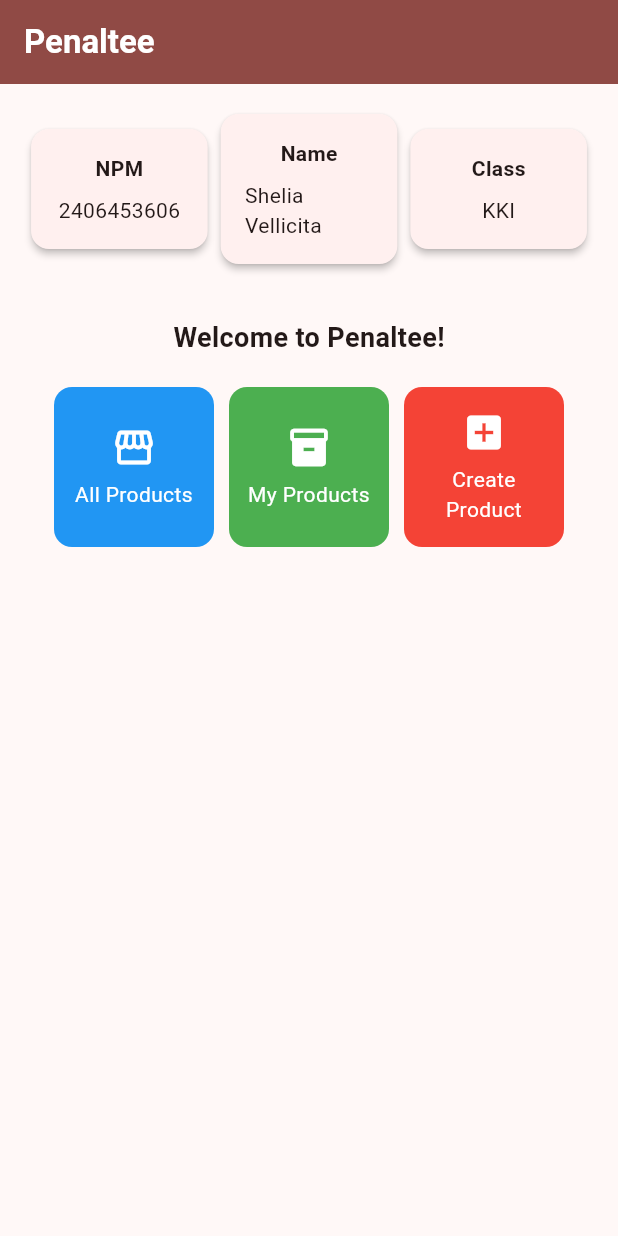
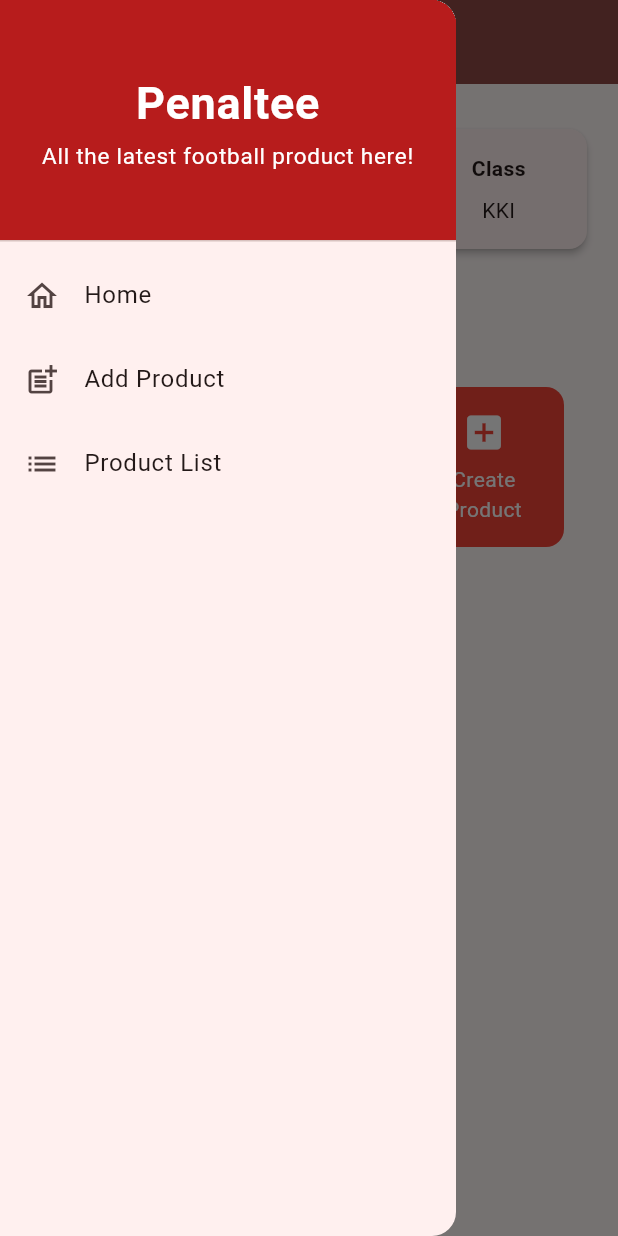
Before and after one commit to kerangleeya/penaltee-flutter, a Flutter app: the screen it shows after launch, with the side drawer open (before the commit the screen has no drawer), on a phone screen of 412 x 824 dp. Run offline on Flutter 3.47's test engine with Material 3 defaults, Android fonts, the phone set to English and light mode, and no system bars.

Commit message:
Finish Assignment 8

```diff
--- a/lib/main.dart
+++ b/lib/main.dart
@@ -1,5 +1,5 @@
 import 'package:flutter/material.dart';
-import 'package:penaltee/menu.dart';
+import 'package:penaltee/screens/menu.dart';
 
 void main() {
   runApp(const MyApp());
--- a/lib/menu.dart
+++ b/lib/screens/menu.dart
@@ -1,4 +1,6 @@
 import 'package:flutter/material.dart';
+import 'package:penaltee/widgets/left_drawer.dart';
+import 'package:penaltee/widgets/product_card.dart';
 
 class MyHomePage extends StatelessWidget {
   MyHomePage({super.key});
@@ -19,7 +21,7 @@ class MyHomePage extends StatelessWidget {
     return Scaffold(
       // AppBar adalah bagian atas halaman yang menampilkan judul.
       appBar: AppBar(
-        // Judul aplikasi "Football News" dengan teks putih dan tebal.
+        // Judul aplikasi "Penaltee" dengan teks putih dan tebal.
         title: const Text(
           'Penaltee',
           style: TextStyle(
@@ -29,7 +31,9 @@ class MyHomePage extends StatelessWidget {
         ),
         // Warna latar belakang AppBar diambil dari skema warna tema aplikasi.
         backgroundColor: Theme.of(context).colorScheme.primary,
+        iconTheme: const IconThemeData(color: Colors.white),
       ),
+      drawer: const LeftDrawer(),
       // Body halaman dengan padding di sekelilingnya.
       body: Padding(
         padding: const EdgeInsets.all(16.0),
@@ -133,56 +137,3 @@ class ItemHomepage {
 
  ItemHomepage(this.name, this.icon, this.color);
 }
-
-class ItemCard extends StatelessWidget {
-  // Menampilkan kartu dengan ikon dan nama.
-
-  final ItemHomepage item;
-
-  const ItemCard(this.item, {super.key});
-
-  @override
-  Widget build(BuildContext context) {
-    return Material(
-      // Menentukan warna latar belakang dari tema aplikasi.
-      color: item.color,
-      // Membuat sudut kartu melengkung.
-      borderRadius: BorderRadius.circular(12),
-
-      child: InkWell(
-        // Aksi ketika kartu ditekan.
-        onTap: () {
-          // Menampilkan pesan SnackBar saat kartu ditekan.
-          ScaffoldMessenger.of(context)
-            ..hideCurrentSnackBar()
-            ..showSnackBar(
-              SnackBar(content: Text("You have pressed the ${item.name} button"))
-            );
-        },
-        // Container untuk menyimpan Icon dan Text
-        child: Container(
-          padding: const EdgeInsets.all(8),
-          child: Center(
-            child: Column(
-              // Menyusun ikon dan teks di tengah kartu.
-              mainAxisAlignment: MainAxisAlignment.center,
-              children: [
-                Icon(
-                  item.icon,
-                  color: Colors.white,
-                  size: 30.0,
-                ),
-                const Padding(padding: EdgeInsets.all(3)),
-                Text(
-                  item.name,
-                  textAlign: TextAlign.center,
-                  style: const TextStyle(color: Colors.white),
-                ),
-              ],
-            ),
-          ),
-        ),
-      ),
-    );
-  }
-}
--- /dev/null
+++ b/lib/widgets/left_drawer.dart
@@ -0,0 +1,75 @@
+import 'package:flutter/material.dart';
+import 'package:penaltee/screens/menu.dart';
+import 'package:penaltee/screens/productlist_form.dart';
+
+class LeftDrawer extends StatelessWidget {
+  const LeftDrawer({super.key});
+
+  @override
+  Widget build(BuildContext context) {
+    return Drawer(
+      child: ListView(
+        children: [
+          DrawerHeader(
+            decoration: BoxDecoration(
+            color: Colors.red.shade900
+            ),
+            child: Column(
+              children: [
+                Padding(padding: EdgeInsets.all(15)),
+                Text(
+                  'Penaltee',
+                  textAlign: TextAlign.center,
+                  style: TextStyle(
+                    fontSize: 30,
+                    fontWeight: FontWeight.bold,
+                    color: Colors.white,
+                  ),
+                ),
+                Padding(padding: EdgeInsets.all(1)),
+                Text(
+                  "All the latest football product here!",
+                  textAlign: TextAlign.center,
+                  style: TextStyle(
+                    fontSize: 15,
+                    fontWeight: FontWeight.normal,
+                    color: Colors.white,
+                  ),
+                ),
+              ],
+            ),
+          ),
+          ListTile(
+            leading: const Icon(Icons.home_outlined),
+            title: const Text('Home'),
+            // Redirect to MyHomePage
+            onTap: () {
+              Navigator.pushReplacement(
+                  context,
+                  MaterialPageRoute(
+                    builder: (context) => MyHomePage(),
+                  ));
+            },
+          ),
+          ListTile(
+            leading: const Icon(Icons.post_add),
+            title: const Text('Add Product'),
+            // Redirect to ProductFormPage
+            onTap: () {
+              Navigator.pushReplacement(
+                  context,
+                  MaterialPageRoute(
+                    builder: (context) => ProductFormPage(),
+                  ));
+            },
+          ),
+          // TODO: Create another ListTile for the product list page
+          ListTile(
+            leading: const Icon(Icons.list),
+            title: const Text('Product List'),
+          ),
+        ],
+      ),
+    );
+  }
+}
--- /dev/null
+++ b/lib/widgets/product_card.dart
@@ -0,0 +1,63 @@
+import 'package:flutter/material.dart';
+import 'package:penaltee/screens/menu.dart';
+import 'package:penaltee/screens/productlist_form.dart';
+
+class ItemCard extends StatelessWidget {
+  // Menampilkan kartu dengan ikon dan nama.
+  final ItemHomepage item;
+  const ItemCard(this.item, {super.key});
+
+  @override
+  Widget build(BuildContext context) {
+    return Material(
+      // Menentukan warna Latar belakang dari tema aplikasi.
+      color: item.color,
+      // Membuat sudut kartu melengkung.
+      borderRadius: BorderRadius.circular(12),
+      child: InkWell(
+        // Aksi ketika kartu ditekan.
+        // Responsive area for touch
+        onTap: () {
+          // Show SnackBar when clicked
+          ScaffoldMessenger.of(context)
+            ..hideCurrentSnackBar()
+            ..showSnackBar(SnackBar(
+                content: Text("You pressed the ${item.name} button!")));
+
+          // Navigate to the appropriate route (depending on the button type)
+          if (item.name == "Create Product") {
+            // TODO: Use Navigator.push to navigate to a MaterialPageRoute that contains ProductFormPage.
+            Navigator.push(
+                context,
+                MaterialPageRoute(
+                  builder: (context) => ProductFormPage(),
+                ));
+          }
+        },
+        // Container untuk menyimpan Icon dan Text
+        child: Container(
+          padding: const EdgeInsets.all(8),
+          child: Center(
+            child: Column(
+              // Menyusun ikon dan teks di tengah kartu.
+              mainAxisAlignment: MainAxisAlignment.center,
+              children: [
+                Icon(
+                  item.icon,
+                  color: Colors.white,
+                  size: 30.0,
+                ),
+                const Padding(padding: EdgeInsets.all(3)),
+                Text(
+                  item.name,
+                  textAlign: TextAlign.center,
+                  style: const TextStyle(color: Colors.white),
+                ),
+              ],
+            ),
+          ),
+        ),
+      ),
+    );
+  }
+}
```
Also changed, not shown: lib/screens/productlist_form.dart (added, +242 -0 lines), 1 other file.
